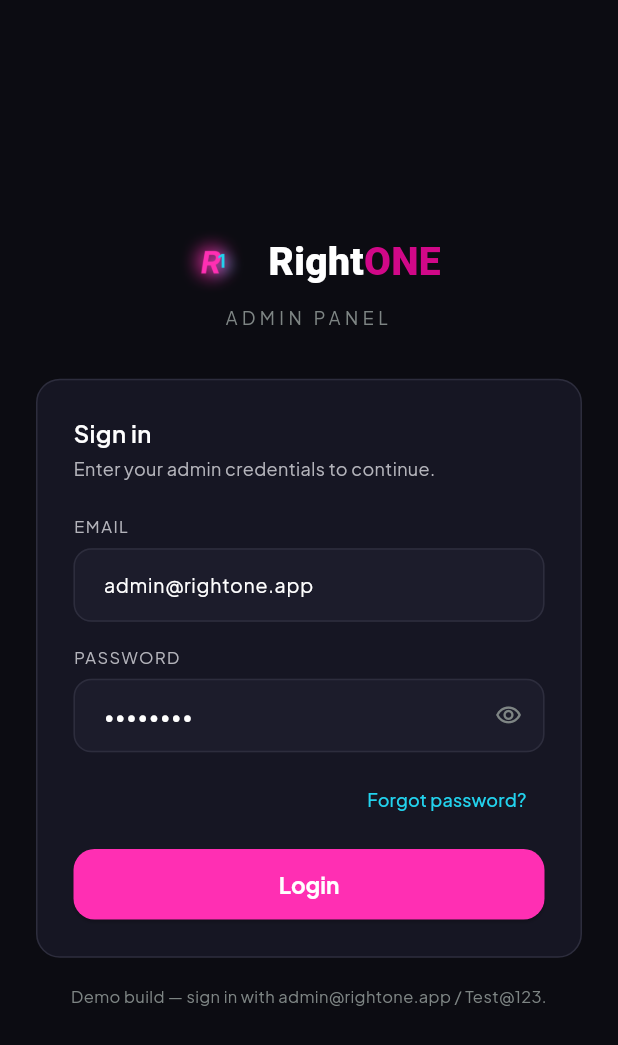
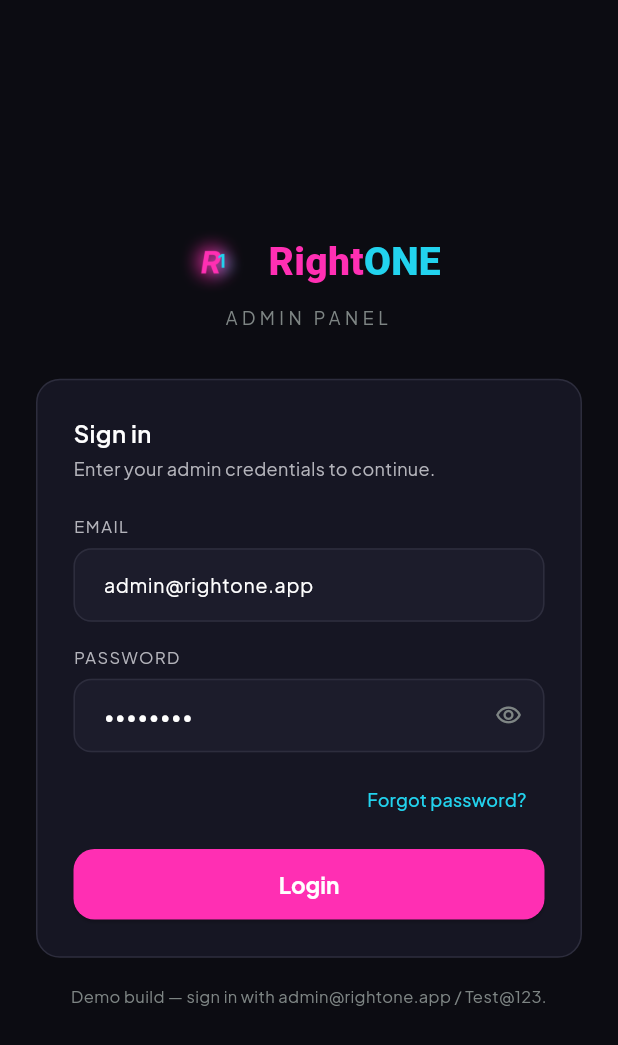
Before and after one commit to git-acuratechglobal/RightOne_admin, a Flutter app: the screen it shows after launch, on a phone screen of 412 x 824 dp. Shown: the top 1045 px of the screen. Run offline on Flutter 3.47's test engine with Material 3 defaults, Android fonts, the phone set to English and light mode, and no system bars; our stand-ins replace go_router, google_fonts.

Commit message:
Fix RightOne Color

```diff
--- a/lib/widgets/app_logo.dart
+++ b/lib/widgets/app_logo.dart
@@ -36,15 +36,11 @@ class AppLogo extends StatelessWidget {
               children: [
                 const TextSpan(
                   text: 'Right',
-                  style: TextStyle(color: AppColors.textPrimary),
+                  style: TextStyle(color: AppColors.accentMagenta),
                 ),
                 TextSpan(
                   text: 'ONE',
-                  style: TextStyle(
-                    foreground: Paint()
-                      ..shader = AppColors.primaryGradient.createShader(
-                        Rect.fromLTWH(0, 0, wordmarkFontSize * 2.4, wordmarkFontSize),
-                      ),
+                   style: TextStyle(color: AppColors.accentCyan
                   ),
                 ),
               ],
```
